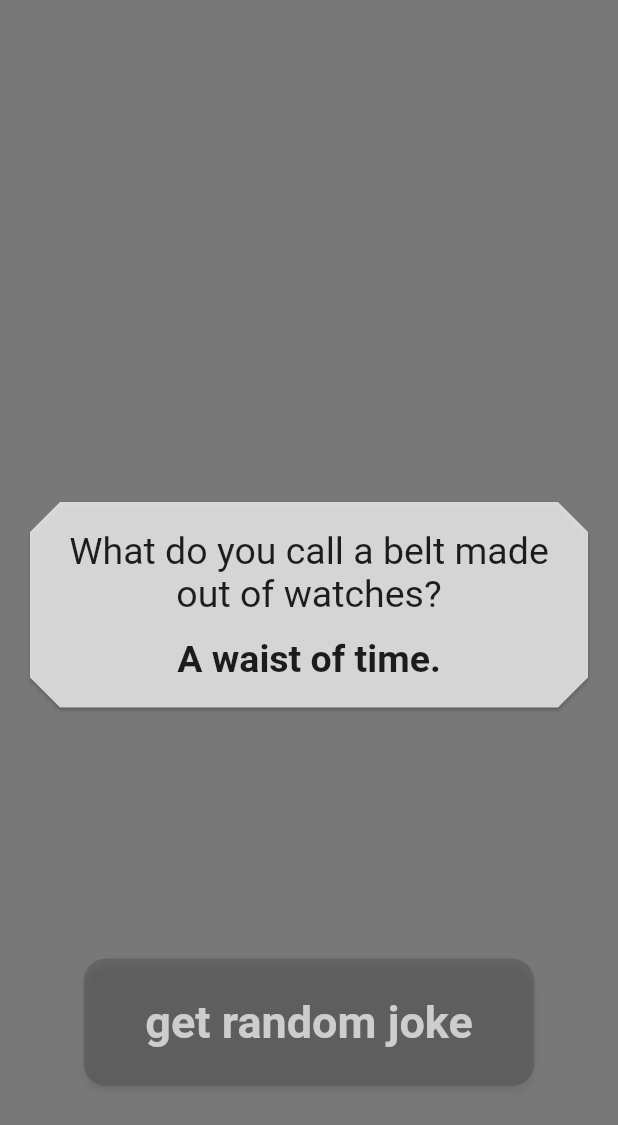
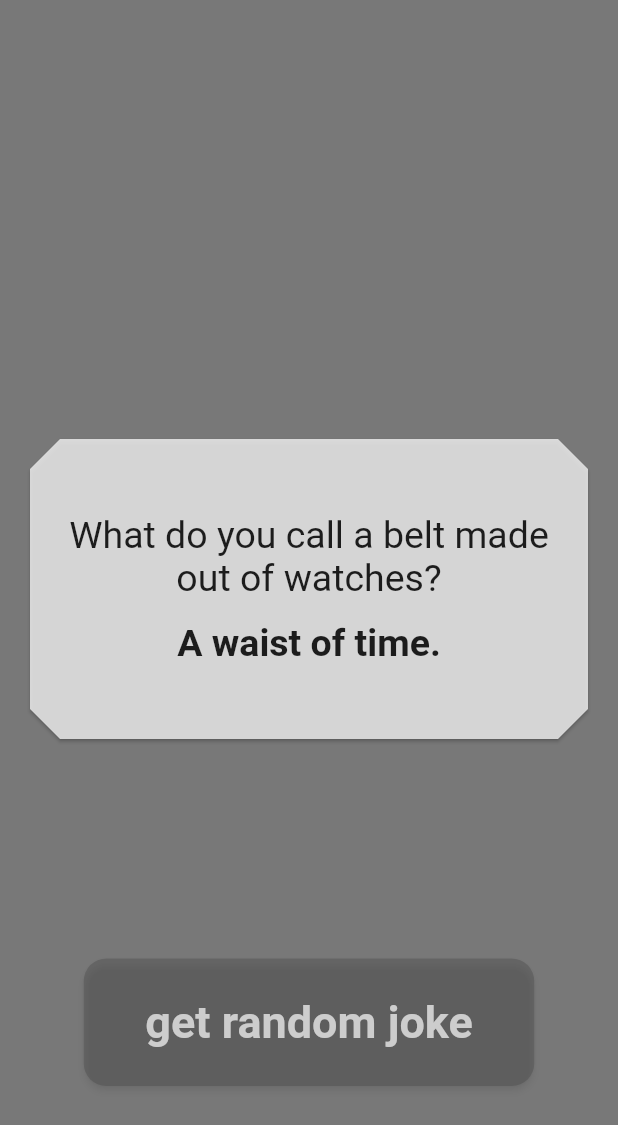
Before and after one commit to andrsem/jokes, a Flutter app: the screen it shows after launch, after a tap on "get random joke", on a phone screen of 412 x 824 dp. Shown: the top 1125 px of the screen. Run offline on Flutter 3.47's test engine with Material 2 defaults, Android fonts, the phone set to English and light mode, and no system bars; our stand-ins replace flutter_hooks, flutter_riverpod, hooks_riverpod.

Commit message:
animate getJoke button with flutter_hooks

```diff
--- a/lib/jokes/presentation/home_screen.dart
+++ b/lib/jokes/presentation/home_screen.dart
@@ -10,6 +10,7 @@ class HomeScreen extends ConsumerWidget {
   @override
   Widget build(BuildContext context, WidgetRef ref) {
     ref.watch(jokeProvider);
+
     return Scaffold(
       body: Container(
         decoration: getCircularGradient(),
--- a/lib/jokes/presentation/widgets/joke_button.dart
+++ b/lib/jokes/presentation/widgets/joke_button.dart
@@ -1,17 +1,32 @@
 import 'package:flutter/material.dart';
-import 'package:flutter_riverpod/flutter_riverpod.dart';
+import 'package:flutter_hooks/flutter_hooks.dart';
+import 'package:hooks_riverpod/hooks_riverpod.dart';
 
 import '../../../common/common.dart';
 
-class JokeButton extends ConsumerWidget {
+class JokeButton extends HookConsumerWidget {
   const JokeButton();
 
   @override
   Widget build(BuildContext context, WidgetRef ref) {
+    final _controller =
+        useAnimationController(duration: const Duration(milliseconds: 400));
+    final Animation<double> _animation = CurvedAnimation(
+      parent: _controller,
+      curve: Curves.elasticOut,
+    );
     ref.watch(jokeProvider);
     final jokeNotifier = ref.read(jokeProvider.notifier);
-    return ElevatedButton(
-      onPressed: () async => jokeNotifier.fetchJoke(),
+
+    return RotationTransition(
+      turns: _animation,
+      child: ElevatedButton(
+        onPressed: () async {
+          await jokeNotifier.fetchJoke();
+          _controller.status == AnimationStatus.dismissed
+              ? await _controller.forward()
+              : await _controller.reverse();
+        },
         style: ElevatedButton.styleFrom(
           onPrimary: getButtonTextColor(),
           primary: getButtonColor().withOpacity(0.3),
@@ -30,6 +45,7 @@ class JokeButton extends ConsumerWidget {
             ),
           ),
         ),
+      ),
     );
   }
 }
--- a/lib/jokes/presentation/widgets/joke_card.dart
+++ b/lib/jokes/presentation/widgets/joke_card.dart
@@ -9,17 +9,19 @@ class JokeCard extends ConsumerWidget {
   @override
   Widget build(BuildContext context, WidgetRef ref) {
     final joke = ref.watch(jokeProvider);
-    return Center(
-      child: Card(
+
+    return Card(
       margin: const EdgeInsets.symmetric(horizontal: 20),
       shape: BeveledRectangleBorder(
         borderRadius: BorderRadius.circular(20),
       ),
       color: getCardColor().withOpacity(0.85),
-        child: SizedBox(
-          width: double.infinity,
+      child: Container(
+        constraints:
+            const BoxConstraints(minWidth: double.infinity, minHeight: 200),
         child: Padding(
           padding: const EdgeInsets.all(18),
+          child: Center(
             child: Column(
               children: [
                 Text(
--- a/pubspec.yaml
+++ b/pubspec.yaml
@@ -11,13 +11,12 @@ environment:
 dependencies:
   flutter:
     sdk: flutter
-  flutter_riverpod: 1.0.0-dev.2
+  hooks_riverpod: 1.0.0-dev.2
   http: ^0.13.3
 
 dev_dependencies:
   flutter_test:
     sdk: flutter
-
   flutter_launcher_icons: ^0.9.0
 
 flutter_icons:
```
Also changed, not shown: pubspec.lock. Lines whose indentation alone changed are shown as unchanged.
